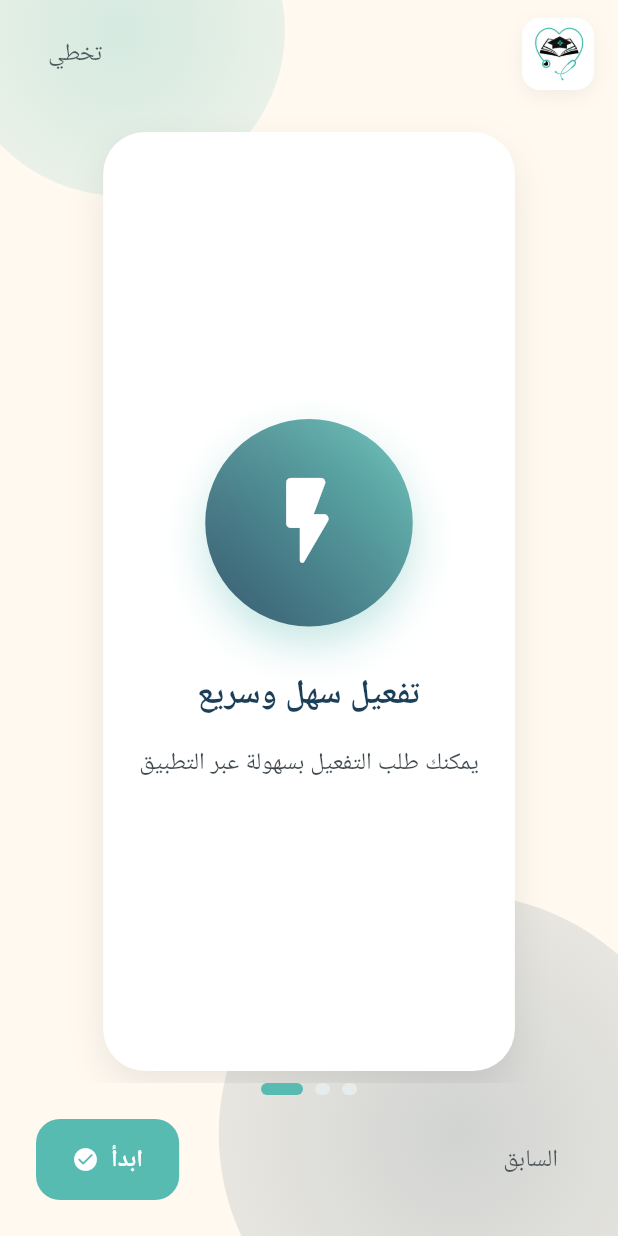
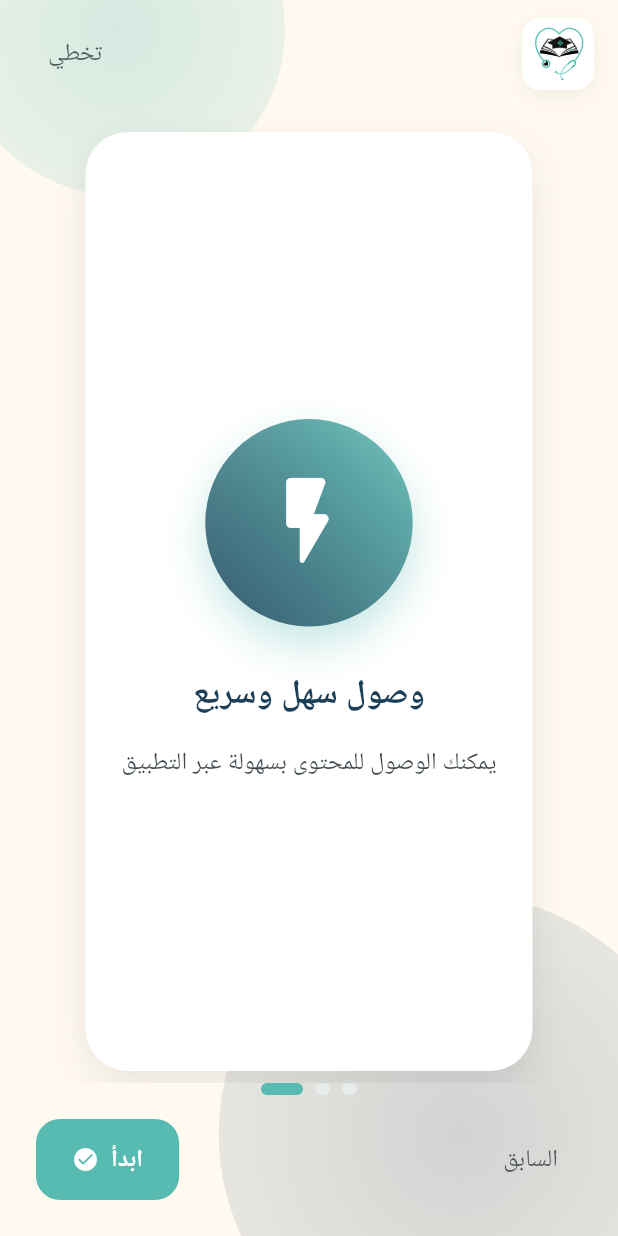
Before and after one commit to IQwolf/grace-app, a Flutter app: the screen it shows after launch, swiped to page 3, on a phone screen of 412 x 824 dp. Run offline on Flutter 3.47's test engine with Material 3 defaults, Android fonts, the phone set to English and light mode, and no system bars; our stand-ins replace cached_network_image, carousel_slider, chewie, cloud_firestore, firebase_auth, firebase_core and 9 more; accounts and stored records are empty; Roboto replaces fonts that are missing (Tajawal).

```diff
--- a/lib/core/strings.dart
+++ b/lib/core/strings.dart
@@ -54,17 +54,17 @@
   static const String selectLevel = 'اختر المرحلة';
   static const String firstTrack = 'كورس أول';
   static const String secondTrack = 'كورس ثاني';
-  static const String freeLecture = 'متاحة للجميع';
-  static const String locked = 'غير متاحة';
+  static const String freeLecture = 'متاحة';
+  static const String locked = 'محتوى خاص';
   static const String lecturesCount = 'محاضرة';
 
   // Course
-  static const String requestActivation = 'طلب التفعيل';
+  static const String requestActivation = 'طلب الوصول';
   static const String sendRequest = 'إرسال الطلب';
-  static const String activationRequestMessage = 'سيتم إرسال طلب التفعيل للإدارة';
-  static const String requestSentMessage = 'تم إرسال الطلب، سيتم إشعارك عند التفعيل';
+  static const String activationRequestMessage = 'سيتم إرسال طلبك للإدارة';
+  static const String requestSentMessage = 'تم إرسال الطلب، سيتم إشعارك عند الموافقة';
   static const String telegramUsernameTitle = 'اسم مستخدم التليجرام';
-  static const String telegramUsernamePrompt = 'يرجى تزويدنا باسم مستخدمك على تليجرام حتى نتمكن من متابعتك وتفعيل طلبك.';
+  static const String telegramUsernamePrompt = 'يرجى تزويدنا باسم مستخدمك على تليجرام حتى نتمكن من التواصل معك.';
   static const String telegramUsernameHint = 'مثال: username أو @username';
   static const String telegramUsernameRequired = 'يرجى إدخال اسم مستخدم صالح بدون مسافات.';
   static const String telegramUsernameConfirmTitle = 'تأكيد اسم المستخدم';
@@ -74,11 +74,11 @@
   static const String missingPhoneForTelegram = 'تعذر تحديد رقم هاتف الحساب، يرجى تحديث ملفك الشخصي.';
 
   // Library
-  static const String subscribedCourses = 'مفعّلة';
-  static const String pendingActivation = 'قيد التفعيل';
+  static const String subscribedCourses = 'كورساتي';
+  static const String pendingActivation = 'قيد المراجعة';
   static const String openMaterials = 'المواد المفتوحة';
   static const String noCoursesFound = 'لا توجد كورسات';
-  static const String noCoursesFoundDesc = 'لم تقم بتفعيل أي كورس بعد';
+  static const String noCoursesFoundDesc = 'لا توجد كورسات مضافة بعد';
 
   // Account
   static const String support = 'الدعم';
@@ -110,6 +110,6 @@
   static const String onboardingDesc1 = 'اكتشف محاضرات عالية الجودة من أفضل المدرسين في العراق';
   static const String onboardingTitle2 = 'محتوى محمي وآمن';
   static const String onboardingDesc2 = 'جميع المحاضرات محمية ولا يمكن تسجيلها أو مشاركتها';
-  static const String onboardingTitle3 = 'تفعيل سهل وسريع';
-  static const String onboardingDesc3 = 'يمكنك طلب التفعيل بسهولة عبر التطبيق';
+  static const String onboardingTitle3 = 'وصول سهل وسريع';
+  static const String onboardingDesc3 = 'يمكنك الوصول للمحتوى بسهولة عبر التطبيق';
 }
--- a/lib/features/course/course_page.dart
+++ b/lib/features/course/course_page.dart
@@ -400,7 +400,7 @@
           borderRadius: BorderRadius.circular(12),
         ),
         child: Icon(
-          isLocked ? Icons.lock : Icons.play_arrow,
+          isLocked ? Icons.info_outline : Icons.play_arrow,
           color: lecture.isFree
               ? Colors.green
               : isLocked
--- a/lib/features/home/widgets/course_card.dart
+++ b/lib/features/home/widgets/course_card.dart
@@ -153,7 +153,7 @@
           borderRadius: BorderRadius.circular(8),
         ),
         child: Text(
-          'مفعّل',
+          'متاح',
           style: TextStyle(
             color: EduPulseColors.primary,
             fontSize: 10,
```
